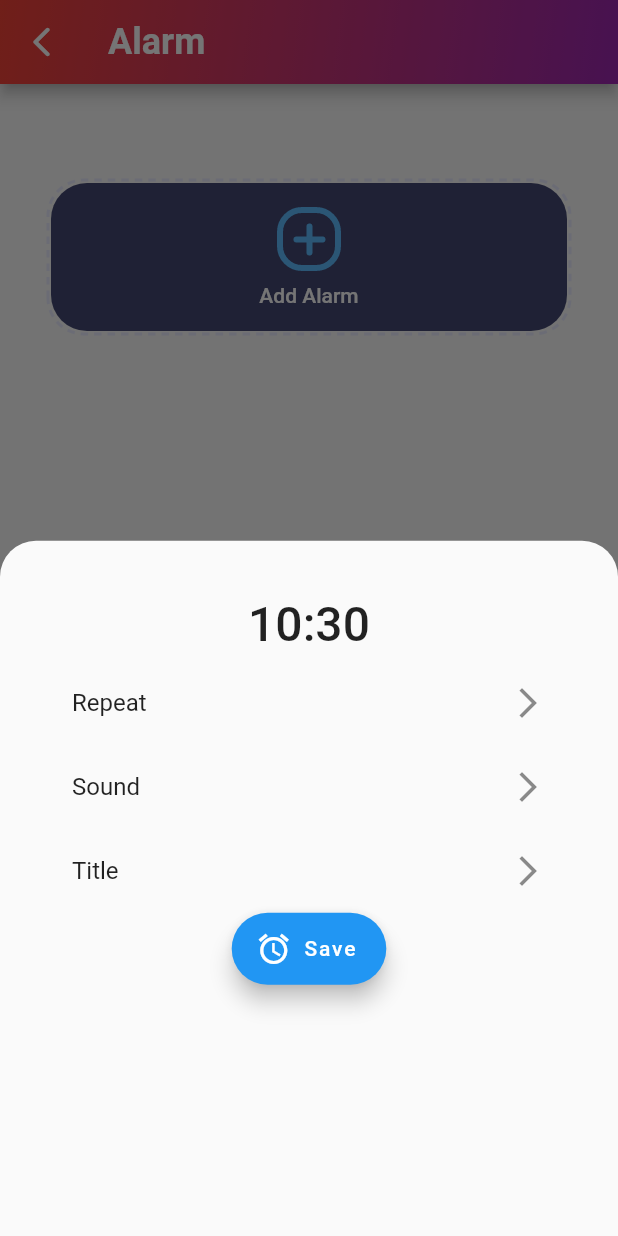
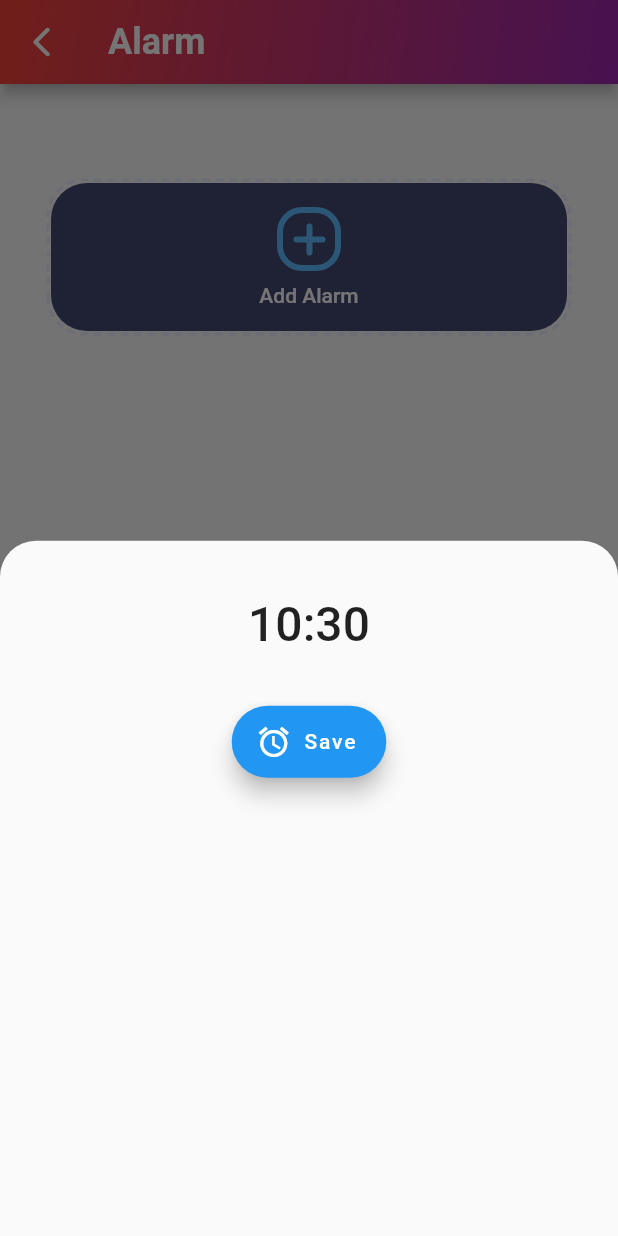
Before and after one commit to FaizAnuar/Ashisu2, a Flutter app: the AlarmPage screen opened directly, after a tap on "Add Alarm", on a phone screen of 412 x 824 dp. Run offline on Flutter 3.47's test engine with Material 2 defaults, Android fonts, the phone set to English and light mode, and no system bars; drawn by our look-alikes of dotted_border; our stand-ins replace auto_size_text, cloud_firestore, date_format, firebase_auth, firebase_core, flutter_local_notifications and 8 more; missing offline and left inert: flutter_statusbarcolor, ink_widget; accounts and stored records are empty; Roboto replaces fonts that are missing (avenir).

Commit message:
alarm updates

```diff
--- a/lib/models/timetablePage.dart
+++ b/lib/models/timetablePage.dart
@@ -12,8 +12,8 @@ TextEditingController selectionController = new TextEditingController();
 FocusNode textSecondFocusNode = new FocusNode();
 
 int taskHeaderMaxLength = 25;
-int taskDescriptionMaxLines = 10;
-int taskDescriptionMaxLength;
+int taskDescriptionMaxLines = 1;
+int taskDescriptionMaxLength = 25;
 String deletedTaskHeading = "";
 String deletedTaskDescription = "";
 String deletedTaskTime = "";
--- a/lib/screens/NewTask.dart
+++ b/lib/screens/NewTask.dart
@@ -150,7 +150,7 @@ class _newTaskState extends State<newTask> {
                             height: 10,
                           ),
                           Container(
-                            height: 150,
+                            height: 100,
                             width: double.infinity,
                             decoration: BoxDecoration(
                               color: Colors.white,
--- a/lib/screens/alarm_page.dart
+++ b/lib/screens/alarm_page.dart
@@ -245,21 +245,24 @@ class _AlarmPageState extends State<AlarmPage> {
                                                         TextStyle(fontSize: 32),
                                                   ),
                                                 ),
-                                                ListTile(
-                                                  title: Text('Repeat'),
-                                                  trailing: Icon(
-                                                      Icons.arrow_forward_ios),
+                                                SizedBox(
+                                                  height: 30,
                                                 ),
-                                                ListTile(
-                                                  title: Text('Sound'),
-                                                  trailing: Icon(
-                                                      Icons.arrow_forward_ios),
-                                                ),
-                                                ListTile(
-                                                  title: Text('Title'),
-                                                  trailing: Icon(
-                                                      Icons.arrow_forward_ios),
-                                                ),
+                                                // ListTile(
+                                                //   title: Text('Repeat'),
+                                                //   trailing: Icon(
+                                                //       Icons.arrow_forward_ios),
+                                                // ),
+                                                // ListTile(
+                                                //   title: Text('Sound'),
+                                                //   trailing: Icon(
+                                                //       Icons.arrow_forward_ios),
+                                                // ),
+                                                // ListTile(
+                                                //   title: Text('Title'),
+                                                //   trailing: Icon(
+                                                //       Icons.arrow_forward_ios),
+                                                // ),
                                                 FloatingActionButton.extended(
                                                   onPressed: onSaveAlarm,
                                                   icon: Icon(Icons.alarm),
--- a/lib/screens/event_editing_page.dart
+++ b/lib/screens/event_editing_page.dart
@@ -34,7 +34,7 @@ class _EventEditingPageState extends State<EventEditingPage> {
   DateTime startTime;
   DateTime valu;
   final dateFormatter = DateFormat('dd MMMM yyyy');
-  final _timeFormat = DateFormat('HH:mm');
+  final timeFormat = DateFormat('HH:mm');
 
   Future<void> _selectDate(BuildContext context) async {
     final DateTime picked = await showDatePicker(
```
